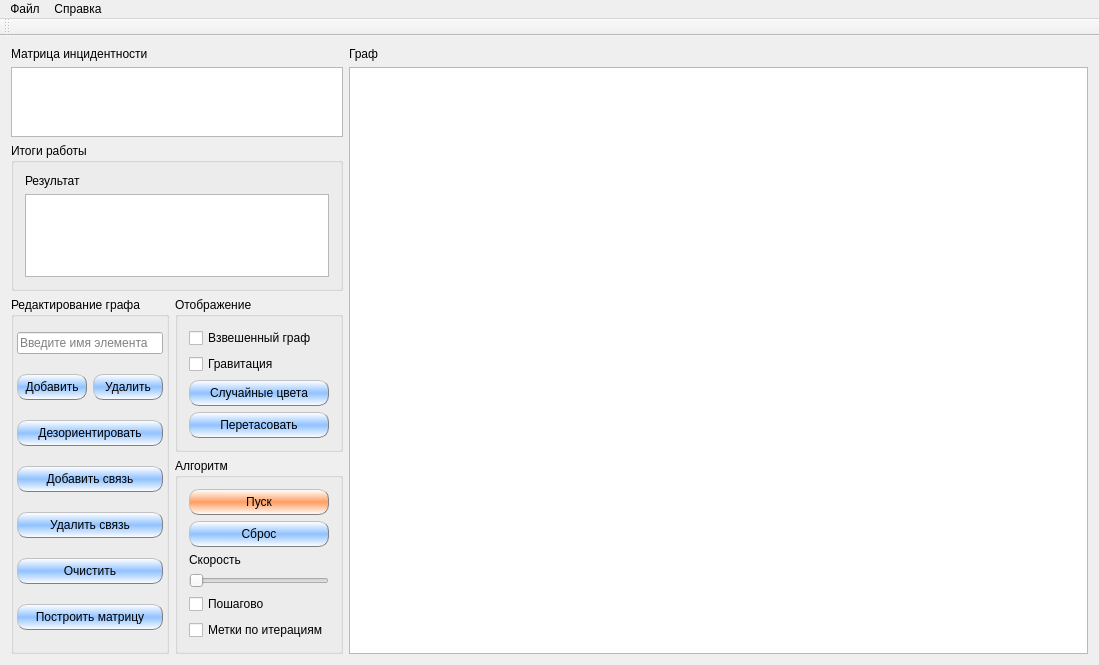
Qt form Algorithms/L3/mainwindow.ui (SqrtMinusOne/SEM3_LABS) before a commit.
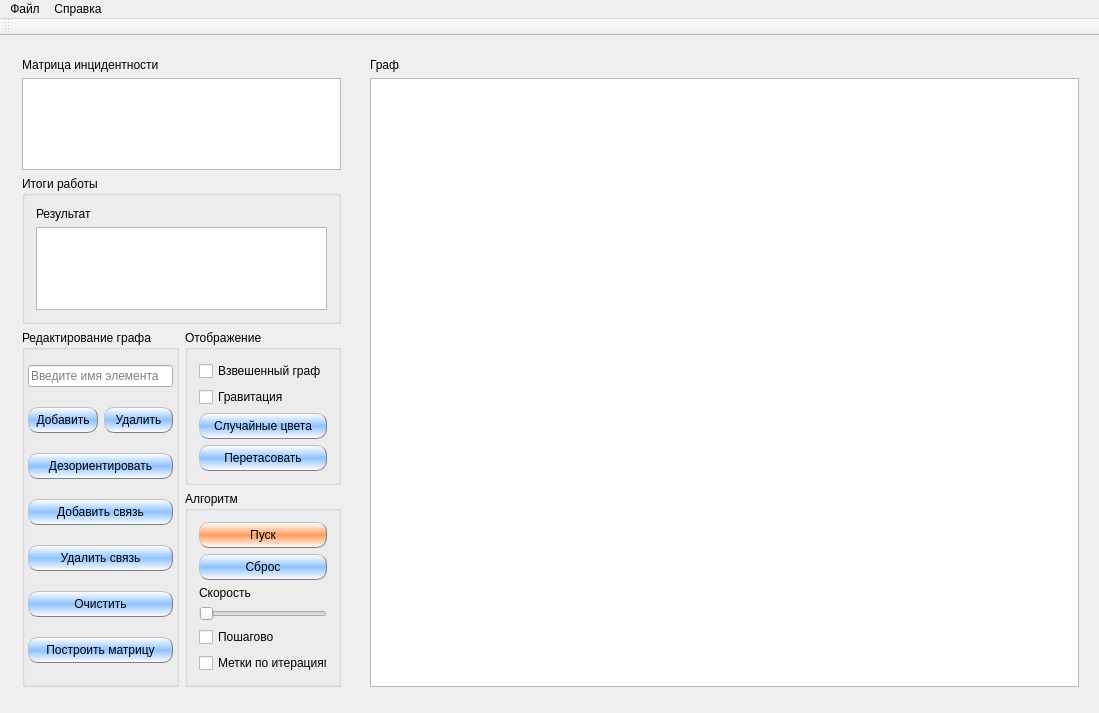
The same form after that commit.

What changed in the file:
```diff
--- a/Algorithms/L3/mainwindow.ui
+++ b/Algorithms/L3/mainwindow.ui
@@ -7,7 +7,7 @@
     <x>0</x>
     <y>0</y>
     <width>1099</width>
-    <height>641</height>
+    <height>713</height>
    </rect>
   </property>
   <property name="windowTitle">
@@ -29,8 +29,15 @@
 }</string>
   </property>
   <widget class="QWidget" name="centralWidget">
-   <layout class="QHBoxLayout" name="horizontalLayout_2" stretch="2,5">
-    <item>
+   <widget class="QWidget" name="leftSide" native="true">
+    <property name="geometry">
+     <rect>
+      <x>11</x>
+      <y>11</y>
+      <width>341</width>
+      <height>651</height>
+     </rect>
+    </property>
      <layout class="QVBoxLayout" name="LeftLayout" stretch="2,1,0">
       <item>
        <layout class="QVBoxLayout" name="Matrlayout">
@@ -323,8 +330,16 @@
        </layout>
       </item>
      </layout>
-    </item>
-    <item>
+   </widget>
+   <widget class="QWidget" name="rightSide" native="true">
+    <property name="geometry">
+     <rect>
+      <x>359</x>
+      <y>11</y>
+      <width>731</width>
+      <height>651</height>
+     </rect>
+    </property>
      <layout class="QVBoxLayout" name="graphLayout" stretch="0,0">
       <item>
        <widget class="QLabel" name="label_3">
@@ -334,11 +349,17 @@
        </widget>
       </item>
       <item>
-       <widget class="QGraphicsView" name="graphicsView"/>
-      </item>
-     </layout>
-    </item>
-   </layout>
+      <widget class="QGraphicsView" name="graphicsView">
+       <property name="sizeAdjustPolicy">
+        <enum>QAbstractScrollArea::AdjustIgnored</enum>
+       </property>
+       <property name="resizeAnchor">
+        <enum>QGraphicsView::AnchorViewCenter</enum>
+       </property>
+      </widget>
+     </item>
+    </layout>
+   </widget>
   </widget>
   <widget class="QMenuBar" name="menuBar">
    <property name="geometry">
```
Left out of the diff: 2 changed lines with no effect on the pictures. Lines whose indentation alone changed are shown as unchanged.
